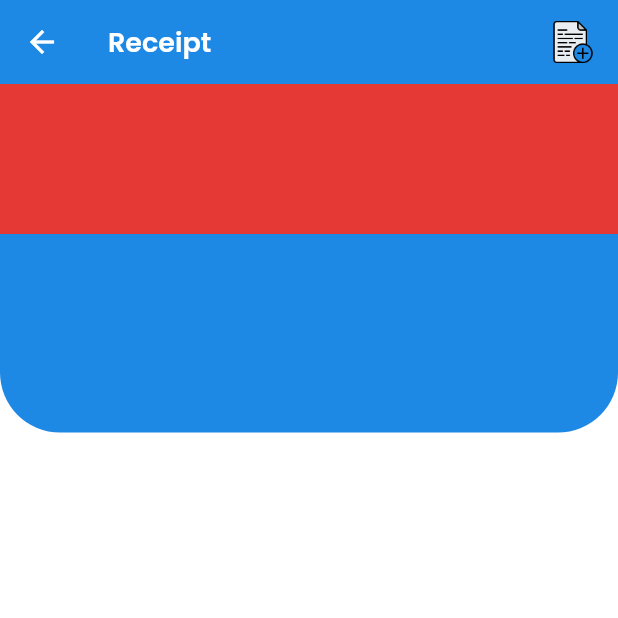
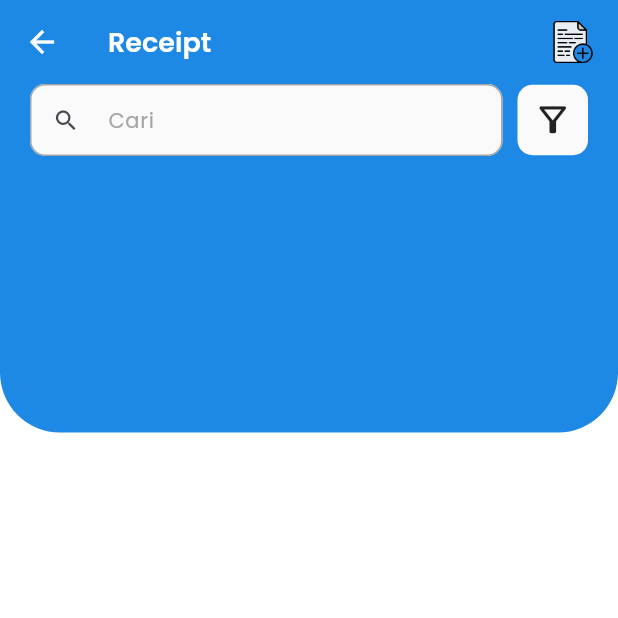
Before and after one commit to freddyartha/DocuSave, a Flutter app: the screen it shows after launch, after a tap on "Receipt", on a phone screen of 412 x 824 dp, the top half of it. Run offline on Flutter 3.47's test engine with Material 3 defaults, Android fonts, the phone set to English and light mode, and no system bars; our stand-ins replace carousel_slider, cloud_firestore, device_info_plus, firebase_analytics, firebase_auth, firebase_core and 15 more; missing offline and left inert: currency_picker, flutter_doc_scanner, google_mlkit_text_recognition; accounts and stored records are empty.

Commit message:
Finish Up Setup Receipt and Init GET List Data Receipt

```diff
--- a/lib/app/data/firebase_repository.dart
+++ b/lib/app/data/firebase_repository.dart
@@ -71,6 +71,7 @@ class FirebaseRepository {
     required ImageLocationType imageLocationType,
     required String fileName,
     required File imageFile,
+    Function()? onErrorFunction,
   }) async {
     try {
       Reference storageRef = _getFirebaseStorageRef(
@@ -92,6 +93,7 @@ class FirebaseRepository {
         title: "failed_upload_image".tr,
         subtitle: e.toString(),
       );
+      onErrorFunction;
       return null;
     }
   }
@@ -318,17 +320,20 @@ class FirebaseRepository {
     }
   }
 
-  static Future<void> addReceiptToFirestore({
+  static Future<bool> addReceiptToFirestore({
     required String userUid,
     required ReceiptModel receiptModel,
+    // Function()? onErrorFunction,
   }) async {
     try {
       await firestore
           .collection("$userCollection/$userUid/$receiptCollection")
           .doc(receiptModel.documentid)
           .set(receiptModelToJson(receiptModel));
+      return true;
     } catch (e) {
       ReusableWidgets.notifBottomSheet(subtitle: e.toString());
+      return false;
     }
   }
 }
--- a/lib/app/mahas/components/inputs/input_box_component.dart
+++ b/lib/app/mahas/components/inputs/input_box_component.dart
@@ -78,9 +78,10 @@ class InputBoxComponent extends StatelessWidget {
                     borderRadius: BorderRadius.circular(
                       borderRadius == null ? 15 : borderRadius!.x,
                     ),
-                    color: Colors.black.withValues(
-                      alpha: editable == true ? .01 : .07,
-                    ),
+                    color:
+                        editable == true
+                            ? MahasColors.lightgray
+                            : MahasColors.mediumgray,
                     border:
                         errorMessage != null
                             ? Border.all(
--- a/lib/app/mahas/components/inputs/input_dropdown_component.dart
+++ b/lib/app/mahas/components/inputs/input_dropdown_component.dart
@@ -140,10 +140,7 @@ class _InputDropdownComponentState extends State<InputDropdownComponent> {
       isDense: true,
       filled: true,
       hoverColor: MahasColors.white,
-      fillColor:
-          widget.hasBorder
-              ? MahasColors.black.withValues(alpha: widget.editable ? .01 : .07)
-              : MahasColors.grayText,
+      fillColor: MahasColors.lightgray,
       contentPadding:
           widget.padding ?? const EdgeInsets.fromLTRB(10, 12, 10, 12),
       border: OutlineInputBorder(
--- a/lib/app/mahas/components/inputs/input_text_component.dart
+++ b/lib/app/mahas/components/inputs/input_text_component.dart
@@ -152,9 +152,8 @@ class _InputTextState extends State<InputTextComponent> {
     final decoration = InputDecoration(
       contentPadding: const EdgeInsets.all(10),
       filled: true,
-      fillColor: MahasColors.black.withValues(
-        alpha: widget.editable ? .01 : .07,
-      ),
+      fillColor:
+          widget.editable ? MahasColors.lightgray : MahasColors.mediumgray,
       hintText: widget.placeHolder,
       hintStyle: TextStyle(
         fontSize: MahasFontSize.normal,
--- a/lib/app/mahas/constants/input_formatter.dart
+++ b/lib/app/mahas/constants/input_formatter.dart
@@ -169,13 +169,15 @@ class InputFormatter {
   static DateTime? dynamicToDateTime(dynamic value) {
     if (value == null) return null;
     if (value is DateTime) return value;
-    if (value is String) return stringToDateTime(value);
+    if (value is String) return stringToDateTime(value.toString());
     return DateTime.tryParse(value);
   }
 
   static Timestamp? dynamicToTimestamp(dynamic value) {
+    // print(value);
     if (value == null) return null;
     if (value is Timestamp) return value;
+    if (value is DateTime) return Timestamp.fromDate(value);
     if (value is String) return stringToTimestamp(value);
     return null;
   }
--- a/lib/app/mahas/constants/mahas_colors.dart
+++ b/lib/app/mahas/constants/mahas_colors.dart
@@ -6,7 +6,7 @@ class MahasColors {
   static const Color yellow = Color(0xffFFC107);
   static const Color green = Color(0xff43A047);
   static const Color red = Color(0xffE53935);
-  static const Color lightgray = Color(0xffF5F5F5);
+  static const Color lightgray = Color(0xFFFAFAFA);
   static const Color mediumgray = Color(0xffE0E0E0);
   static const Color darkgray = Color(0xff424242);
   static const Color mutedGrey = Color(0xffa5a5a5);
--- a/lib/app/mahas/lang/en_us.dart
+++ b/lib/app/mahas/lang/en_us.dart
@@ -70,6 +70,8 @@ const Map<String, String> enUS = {
   "failed_read_ocr":
       "Failed to read the text on the image, please enter the data manually!",
   "select_date": "Select Date",
+  "success_save_receipt": "Successfully save your receipt",
+  "loading": "Memuat",
 
   //jenis pembayaran
   "cash": "Cash",
--- a/lib/app/mahas/lang/id_id.dart
+++ b/lib/app/mahas/lang/id_id.dart
@@ -71,6 +71,8 @@ const Map<String, String> idID = {
   "failed_read_ocr":
       "Oops, gagal membaca teks di gambarnya, tolong masukkan detail datanya secara manual ya!",
   "select_date": "Pilih Tanggal",
+  "success_save_receipt": "Berhasil menyimpan nota/kwitansi",
+  "loading": "Loading",
 
   //jenis pembayaran
   "cash": "Tunai",
--- a/lib/app/modules/profile_setup/controllers/profile_setup_controller.dart
+++ b/lib/app/modules/profile_setup/controllers/profile_setup_controller.dart
@@ -85,6 +85,7 @@ class ProfileSetupController extends GetxController {
   }
 
   Future<void> saveOnTap() async {
+    if (buttonActive.value) {
       FocusScope.of(Get.context!).unfocus();
       bool validation = showConfirmationCondition();
       if (!validation) return;
@@ -130,7 +131,7 @@ class ProfileSetupController extends GetxController {
           fileImg = null;
           bool? result = await ReusableWidgets.notifBottomSheet(
             notifType: NotifType.success,
-          subtitle: "success_update_profile".tr,
+            subtitle: "success_save_receipt".tr,
           );
           if (result != null) Get.back();
         } else {
@@ -142,3 +143,4 @@ class ProfileSetupController extends GetxController {
       await EasyLoading.dismiss();
     }
   }
+}
--- a/lib/app/modules/receipt_list/controllers/receipt_list_controller.dart
+++ b/lib/app/modules/receipt_list/controllers/receipt_list_controller.dart
@@ -1,3 +1,68 @@
+import 'package:cloud_firestore/cloud_firestore.dart';
+import 'package:docusave/app/data/firebase_repository.dart';
+import 'package:docusave/app/mahas/components/inputs/input_text_component.dart';
+import 'package:docusave/app/mahas/mahas_service.dart';
+import 'package:docusave/app/models/receipt_model.dart';
+import 'package:flutter/material.dart';
 import 'package:get/get.dart';
 
-class ReceiptListController extends GetxController {}
+class ReceiptListController extends GetxController {
+  final searchCon = InputTextController();
+  RxList<ReceiptModel> receipts = <ReceiptModel>[].obs;
+  RxBool isLoading = false.obs;
+  RxBool hasMore = true.obs;
+  DocumentSnapshot? lastDoc;
+
+  final ScrollController scrollController = ScrollController();
+  final int perPage = 10;
+
+  @override
+  void onInit() {
+    fetchReceipts();
+
+    scrollController.addListener(() {
+      if (scrollController.position.pixels >=
+          scrollController.position.maxScrollExtent - 200) {
+        fetchReceipts();
+      }
+    });
+
+    super.onInit();
+  }
+
+  @override
+  void onClose() {
+    scrollController.dispose();
+    super.onClose();
+  }
+
+  Future<void> fetchReceipts() async {
+    if (isLoading.value || !hasMore.value) return;
+
+    isLoading.value = true;
+
+    Query query = FirebaseFirestore.instance
+        .collection(
+          "${FirebaseRepository.userCollection}/${auth.currentUser?.uid}/${FirebaseRepository.receiptCollection}",
+        )
+        .orderBy('createdAt', descending: true)
+        .limit(perPage);
+
+    if (lastDoc != null) {
+      query = query.startAfterDocument(lastDoc!);
+    }
+
+    final snapshot = await query.get();
+
+    if (snapshot.docs.isNotEmpty) {
+      lastDoc = snapshot.docs.last;
+      for (var result in snapshot.docs) {
+        receipts.add(ReceiptModel.fromDynamic(result.data()));
+      }
+    } else {
+      hasMore.value = false;
+    }
+
+    isLoading.value = false;
+  }
+}
--- a/lib/app/modules/receipt_list/views/receipt_list_view.dart
+++ b/lib/app/modules/receipt_list/views/receipt_list_view.dart
@@ -1,6 +1,9 @@
 import 'package:docusave/app/mahas/components/images/image_component.dart';
+import 'package:docusave/app/mahas/components/inputs/input_text_component.dart';
+import 'package:docusave/app/mahas/components/texts/text_component.dart';
 import 'package:docusave/app/mahas/components/widgets/reusable_widgets.dart';
 import 'package:docusave/app/mahas/constants/mahas_colors.dart';
+import 'package:docusave/app/mahas/constants/mahas_radius.dart';
 import 'package:docusave/app/routes/app_pages.dart';
 import 'package:flutter/material.dart';
 
@@ -37,11 +40,67 @@ class ReceiptListView extends GetView<ReceiptListController> {
         children: [
           ReusableWidgets.generalTopHeaderAppBarWidget(children: []),
           SafeArea(
-            child: ListView.builder(
-              itemCount: 5,
-              itemBuilder:
-                  (context, index) =>
-                      Container(height: 20, color: MahasColors.red),
+            child: Obx(
+              () => Column(
+                children: [
+                  Padding(
+                    padding: const EdgeInsets.only(
+                      left: 20,
+                      right: 20,
+                      bottom: 10,
+                    ),
+                    child: Row(
+                      children: [
+                        Expanded(
+                          child: InputTextComponent(
+                            controller: controller.searchCon,
+                            placeHolder: "Cari",
+                            prefixIcon: Icon(Icons.search_outlined),
+                            marginBottom: 0,
+                          ),
+                        ),
+                        Container(
+                          margin: EdgeInsets.only(left: 10),
+                          decoration: BoxDecoration(
+                            borderRadius: BorderRadius.circular(
+                              MahasRadius.regular,
+                            ),
+                            color: MahasColors.lightgray,
+                          ),
+                          padding: EdgeInsets.all(10),
+                          child: Icon(Icons.filter_alt_outlined, size: 27),
+                        ),
+                      ],
+                    ),
+                  ),
+                  Expanded(
+                    child: ListView.builder(
+                      controller: controller.scrollController,
+                      itemCount:
+                          controller.receipts.length +
+                          (controller.isLoading.value ? 1 : 0),
+                      itemBuilder: (context, index) {
+                        if (index < controller.receipts.length) {
+                          final item = controller.receipts[index];
+                          return ListTile(
+                            title: Text(item.storename),
+                            subtitle: Text(item.receiptimage.first),
+                          );
+                        } else {
+                          return Align(
+                            alignment: Alignment.bottomCenter,
+                            child: TextComponent(
+                              value: "loading".tr,
+                              fontColor: MahasColors.primary,
+                              fontWeight: FontWeight.w600,
+                            ),
+                          );
+                        }
+                      },
+                    ),
+                  ),
+                ],
+              ),
             ),
           ),
         ],
--- a/pubspec.yaml
+++ b/pubspec.yaml
@@ -43,6 +43,9 @@ dependencies:
   flutter_doc_scanner: ^0.0.16
   currency_picker: ^2.0.21
   table_calendar: ^3.2.0
+  flutter_image_compress: ^2.4.0
+  path_provider: ^2.1.5
+  path: ^1.9.1
   # google_mlkit_document_scanner: ^0.4.0
 
 dev_dependencies:
```
Also changed, not shown: lib/app/mahas/components/others/list_component.dart (added, +276 -0 lines), lib/app/mahas/components/others/reusable_statics.dart (+18 -1 lines), lib/app/models/receipt_model.dart (+7 -1 lines), lib/app/modules/receipt_setup/controllers/receipt_setup_controller.dart (+39 -5 lines), pubspec.lock, 2 other files. Lines whose indentation alone changed are shown as unchanged.
